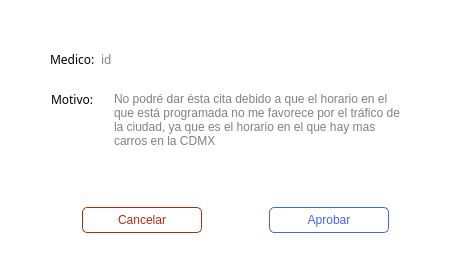
Old version of the form hospital-Core/Widgets/Administrador/administrador_visualizar_cancelacion_cita.ui in the repository MrDanielG/Hospital-SCRUM.
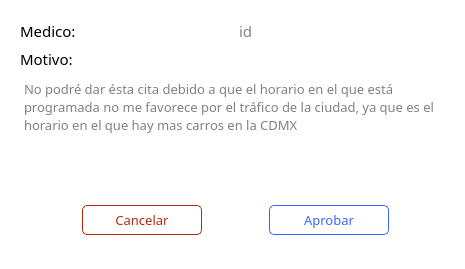
New version of the form.

```diff
--- a/hospital-Core/Widgets/Administrador/administrador_visualizar_cancelacion_cita.ui
+++ b/hospital-Core/Widgets/Administrador/administrador_visualizar_cancelacion_cita.ui
@@ -16,64 +16,6 @@
   <property name="styleSheet">
    <string notr="true">background: white;</string>
   </property>
-  <widget class="QLabel" name="label_2">
-   <property name="geometry">
-    <rect>
-     <x>51</x>
-     <y>91</y>
-     <width>48</width>
-     <height>16</height>
-    </rect>
-   </property>
-   <property name="font">
-    <font>
-     <family>Montserrat</family>
-    </font>
-   </property>
-   <property name="text">
-    <string>Motivo:</string>
-   </property>
-  </widget>
-  <widget class="QWidget" name="layoutWidget">
-   <property name="geometry">
-    <rect>
-     <x>50</x>
-     <y>50</y>
-     <width>74</width>
-     <height>18</height>
-    </rect>
-   </property>
-   <layout class="QHBoxLayout" name="horizontalLayout_2">
-    <item>
-     <widget class="QLabel" name="label">
-      <property name="font">
-       <font>
-        <family>Montserrat</family>
-       </font>
-      </property>
-      <property name="text">
-       <string>Medico:</string>
-      </property>
-     </widget>
-    </item>
-    <item>
-     <widget class="QLabel" name="idMedico">
-      <property name="font">
-       <font>
-        <family>Montserrat</family>
-       </font>
-      </property>
-      <property name="styleSheet">
-       <string notr="true">border: none;
-color: #818181;</string>
-      </property>
-      <property name="text">
-       <string>id</string>
-      </property>
-     </widget>
-    </item>
-   </layout>
-  </widget>
   <widget class="QWidget" name="layoutWidget">
    <property name="geometry">
     <rect>
@@ -111,6 +53,12 @@
         <height>16777215</height>
        </size>
       </property>
+      <property name="font">
+       <font>
+        <family>Montserrat</family>
+        <pointsize>10</pointsize>
+       </font>
+      </property>
       <property name="styleSheet">
        <string notr="true">*{
 	background-color: white;
@@ -157,6 +105,12 @@
         <height>16777215</height>
        </size>
       </property>
+      <property name="font">
+       <font>
+        <family>Montserrat</family>
+        <pointsize>10</pointsize>
+       </font>
+      </property>
       <property name="styleSheet">
        <string notr="true">*{
 	background-color: white;
@@ -191,25 +145,84 @@
     </item>
    </layout>
   </widget>
-  <widget class="QPlainTextEdit" name="motivo">
+  <widget class="QWidget" name="">
    <property name="geometry">
     <rect>
-     <x>110</x>
-     <y>88</y>
-     <width>300</width>
-     <height>74</height>
+     <x>20</x>
+     <y>20</y>
+     <width>431</width>
+     <height>171</height>
     </rect>
    </property>
-   <property name="styleSheet">
-    <string notr="true">border: none;
+   <layout class="QVBoxLayout" name="verticalLayout">
+    <item>
+     <layout class="QHBoxLayout" name="horizontalLayout_2">
+      <item>
+       <widget class="QLabel" name="label">
+        <property name="font">
+         <font>
+          <family>Montserrat</family>
+          <pointsize>11</pointsize>
+         </font>
+        </property>
+        <property name="text">
+         <string>Medico:</string>
+        </property>
+       </widget>
+      </item>
+      <item>
+       <widget class="QLabel" name="idMedico">
+        <property name="font">
+         <font>
+          <family>Montserrat</family>
+          <pointsize>11</pointsize>
+         </font>
+        </property>
+        <property name="styleSheet">
+         <string notr="true">border: none;
 color: #818181;</string>
-   </property>
-   <property name="readOnly">
-    <bool>true</bool>
-   </property>
-   <property name="plainText">
-    <string>No podré dar ésta cita debido a que el horario en el que está programada no me favorece por el tráfico de la ciudad, ya que es el horario en el que hay mas carros en la CDMX</string>
-   </property>
+        </property>
+        <property name="text">
+         <string>id</string>
+        </property>
+       </widget>
+      </item>
+     </layout>
+    </item>
+    <item>
+     <widget class="QLabel" name="label_2">
+      <property name="font">
+       <font>
+        <family>Montserrat</family>
+        <pointsize>11</pointsize>
+       </font>
+      </property>
+      <property name="text">
+       <string>Motivo:</string>
+      </property>
+     </widget>
+    </item>
+    <item>
+     <widget class="QPlainTextEdit" name="motivo">
+      <property name="font">
+       <font>
+        <family>Montserrat</family>
+        <pointsize>10</pointsize>
+       </font>
+      </property>
+      <property name="styleSheet">
+       <string notr="true">border: none;
+color: #818181;</string>
+      </property>
+      <property name="readOnly">
+       <bool>true</bool>
+      </property>
+      <property name="plainText">
+       <string>No podré dar ésta cita debido a que el horario en el que está programada no me favorece por el tráfico de la ciudad, ya que es el horario en el que hay mas carros en la CDMX</string>
+      </property>
+     </widget>
+    </item>
+   </layout>
   </widget>
  </widget>
  <resources/>
```
